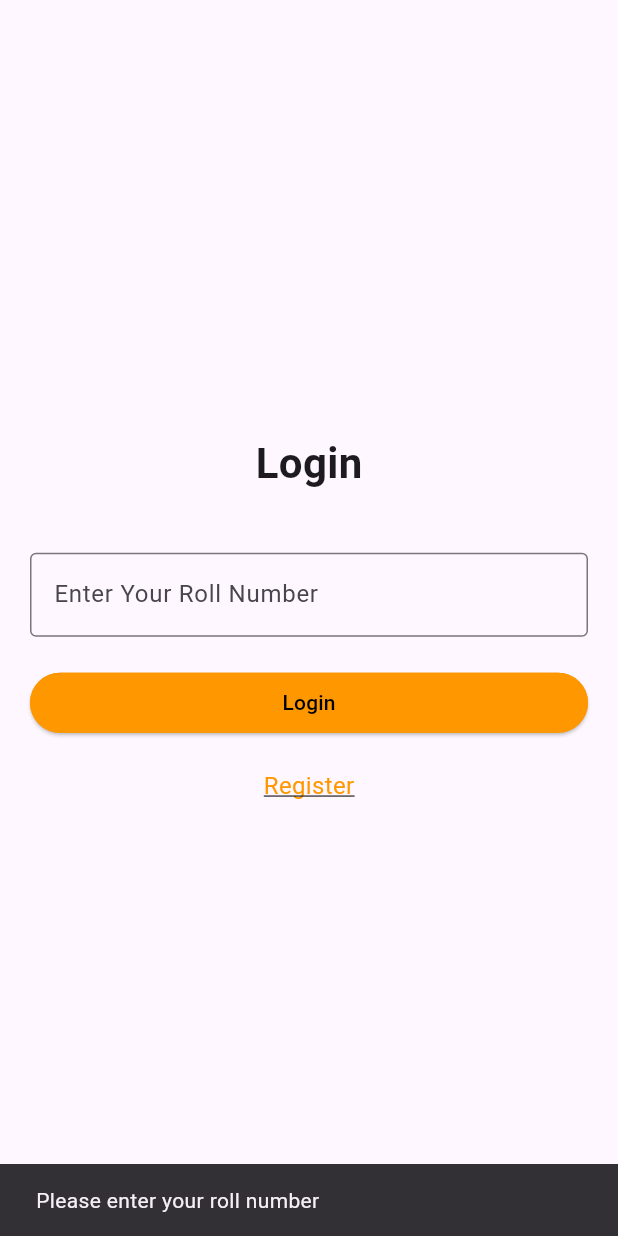
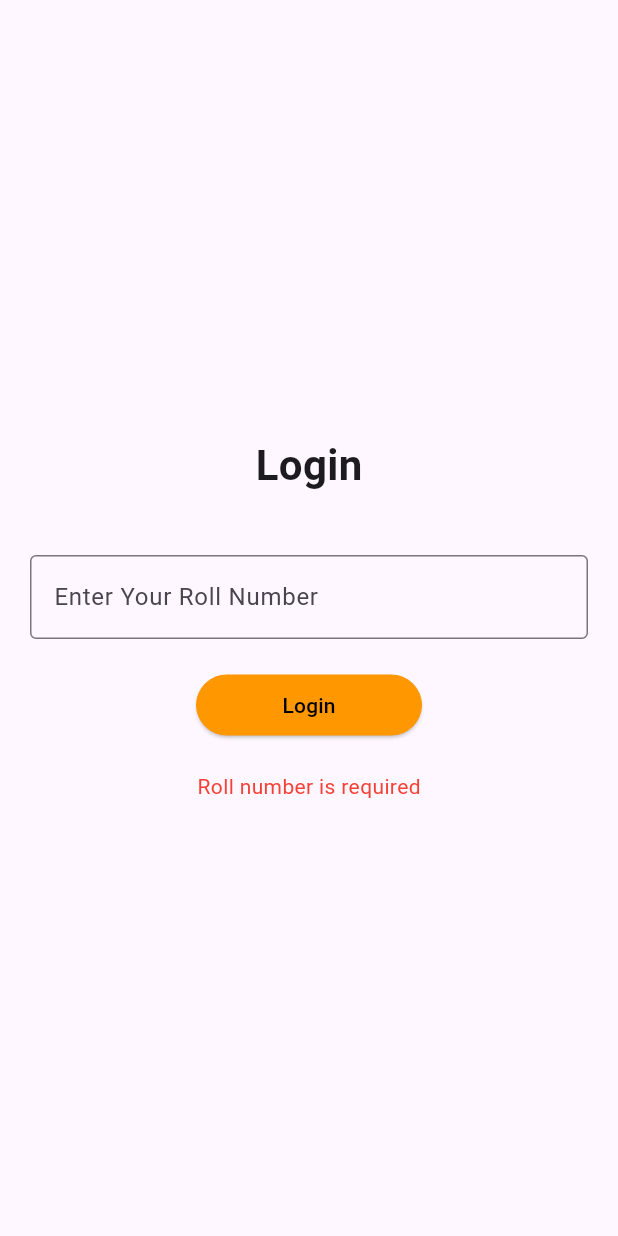
Before and after one commit to patelkiran185/G05, a Flutter app: the LoginScreen screen opened directly, after a tap on "Login", on a phone screen of 412 x 824 dp. Run offline on Flutter 3.47's test engine with Material 3 defaults, Android fonts, the light colour scheme and no system bars; our stand-ins replace image_picker.

Commit message:
Add Backend and Frontend dependencies

```diff
--- a/Frontend/lib/screens/login.dart
+++ b/Frontend/lib/screens/login.dart
@@ -1,86 +1,120 @@
+import 'dart:convert';
 import 'package:flutter/material.dart';
+import 'package:http/http.dart' as http;
 import 'homescreen.dart';
-import 'register.dart';
 
-class LoginScreen extends StatelessWidget {
+class LoginScreen extends StatefulWidget {
   const LoginScreen({Key? key}) : super(key: key);
 
   @override
+  _LoginScreenState createState() => _LoginScreenState();
+}
+
+class _LoginScreenState extends State<LoginScreen> {
+  final TextEditingController _rollNumberController = TextEditingController();
+  String _message = '';
+
+  Future<void> _verifyRollNumber(BuildContext context) async {
+    String rollNumber = _rollNumberController.text.toUpperCase();
+
+
+
+    if (rollNumber.isEmpty) {
+
+      setState(() {
+        _message = 'Roll number is required';
+      });
+      return;
+    }
+
+    try {
+
+      final response = await http.post(
+        Uri.parse('http://192.168.68.198:3000/verify'),
+        headers: {'Content-Type': 'application/json'},
+        body: jsonEncode({'rollnumber': rollNumber}),
+      );
+
+
+
+      if (response.statusCode == 200) {
+        final responseData = jsonDecode(response.body);
+
+
+        if (responseData['status'] == 'success') {
+
+
+          Navigator.pushReplacement(
+            context,
+            MaterialPageRoute(builder: (context) => const HomeScreen()),
+          );
+        } else {
+
+          setState(() {
+            _message = responseData['message'];
+          });
+        }
+      } else {
+
+        setState(() {
+          _message = 'Server error. Please try again later.';
+        });
+      }
+    } catch (error) {
+
+      setState(() {
+        _message = 'Error connecting to the server.';
+      });
+    }
+  }
+
+  @override
   Widget build(BuildContext context) {
-    final TextEditingController rollNumberController = TextEditingController();
-
     return Scaffold(
       body: Padding(
         padding: const EdgeInsets.all(20.0),
         child: Column(
           mainAxisAlignment: MainAxisAlignment.center,
-          crossAxisAlignment: CrossAxisAlignment.stretch,
+          crossAxisAlignment: CrossAxisAlignment.center,
           children: [
-            const Center(
-              child: Text(
-                'Login',
-                style: TextStyle(fontSize: 28, fontWeight: FontWeight.bold),
-              ),
+            const Text(
+              'Login',
+              style: TextStyle(fontSize: 28, fontWeight: FontWeight.bold),
             ),
             const SizedBox(height: 40),
             TextField(
-              controller: rollNumberController,
-              decoration: InputDecoration(
+              controller: _rollNumberController,
+              decoration: const InputDecoration(
                 labelText: 'Enter Your Roll Number',
                 border: OutlineInputBorder(),
               ),
               keyboardType: TextInputType.text,
             ),
             const SizedBox(height: 20),
-            ElevatedButton(
-              onPressed: () {
+            SizedBox(
+              width: 150,
+              child: ElevatedButton(
+                onPressed: () {
 
-                final String rollNumber = rollNumberController.text;
-                if (rollNumber.isNotEmpty) {
-
-                  Navigator.pushReplacement(
-                    context,
-                    MaterialPageRoute(builder: (context) => const HomeScreen()),
-                  );
-                } else {
-
-                  ScaffoldMessenger.of(context).showSnackBar(
-                    const SnackBar(
-                      content: Text('Please enter your roll number'),
-                    ),
-                  );
-                }
-              },
-              style: ElevatedButton.styleFrom(
-                backgroundColor: Colors.orange,
-                side: const BorderSide(
+                  _verifyRollNumber(context);
+                },
+                style: ElevatedButton.styleFrom(
+                  backgroundColor: Colors.orange,
+                  side: const BorderSide(
                     color: Colors.orange,
-                    width: 2),
-              ),
-              child: const Text(
-                'Login',
-                style: TextStyle(color: Colors.black),
+                    width: 0,
+                  ),
+                ),
+                child: const Text(
+                  'Login',
+                  style: TextStyle(color: Colors.black),
+                ),
               ),
             ),
             const SizedBox(height: 20),
-            Center(
-              child: GestureDetector(
-                onTap: () {
-                  Navigator.pushReplacement(
-                    context,
-                    MaterialPageRoute(
-                        builder: (context) => const RegisterScreen()),
-                  );
-                },
-                child: const Text(
-                  'Register',
-                  style: TextStyle(
-                    color: Colors.orange,
-                    fontSize: 16,
-                    decoration: TextDecoration.underline,
-                  ),
-                ),
-              ),
+            Text(
+              _message,
+              style: const TextStyle(color: Colors.red),
             ),
           ],
         ),
--- a/Frontend/lib/screens/register.dart
+++ /dev/null
@@ -1,17 +0,0 @@
-import 'package:flutter/material.dart';
-
-class RegisterScreen extends StatelessWidget {
-  const RegisterScreen({Key? key}) : super(key: key);
-
-  @override
-  Widget build(BuildContext context) {
-    return Scaffold(
-      appBar: AppBar(
-        title: const Text('Register'),
-      ),
-      body: Center(
-        child: const Text('Register Screen'),
-      ),
-    );
-  }
-}
--- a/Frontend/pubspec.yaml
+++ b/Frontend/pubspec.yaml
@@ -37,6 +37,7 @@ dependencies:
   cupertino_icons: ^1.0.8
   permission_handler: ^11.3.1
   mobile_scanner: ^6.0.2
+  http: ^1.2.2
 
 dev_dependencies:
   flutter_test:
```
Also changed, not shown: Frontend/lib/admin-screen/admin-homescreen.dart (added, +15 -0 lines), Frontend/lib/main.dart (+13 -11 lines), Frontend/lib/screens/homescreen.dart (+15 -0 lines), Frontend/lib/screens/login-admin.dart (added, +58 -0 lines), Frontend/pubspec.lock, 7 other files.
